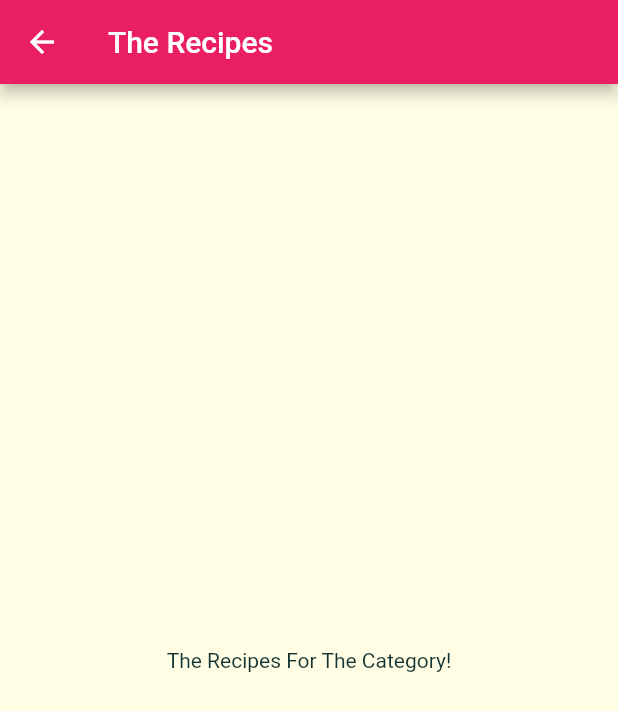
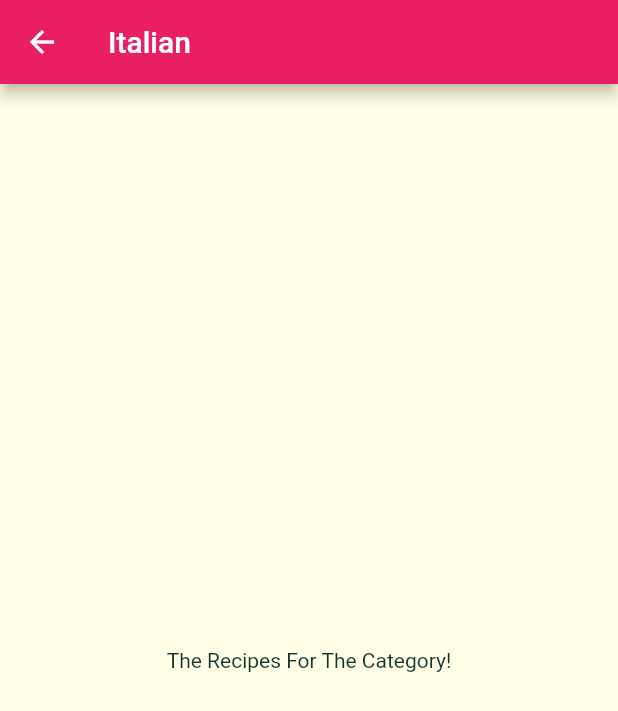
Before and after one commit to kmadisa/meals_app, a Flutter app: the screen it shows after launch, after a tap on "Italian", on a phone screen of 412 x 824 dp. Shown: the top 711 px of the screen. Run offline on Flutter 3.47's test engine with Material 2 defaults, Android fonts, the phone set to English and light mode, and no system bars.

Commit message:
166 Passing Data via the Constructor

```diff
--- a/lib/categories_screen.dart
+++ b/lib/categories_screen.dart
@@ -18,7 +18,8 @@ class CategoriesScreen extends StatelessWidget {
           mainAxisSpacing: 20,
         ),
         children: DUMMY_DATA
-            .map((category) => CategoryItem(category.title, category.color))
+            .map((category) =>
+                CategoryItem(category.id, category.title, category.color))
             .toList(),
       ),
     );
--- a/lib/category_item.dart
+++ b/lib/category_item.dart
@@ -2,14 +2,15 @@ import 'package:flutter/material.dart';
 import 'package:meals_app/category_meals_screen.dart';
 
 class CategoryItem extends StatelessWidget {
+  final String id;
   final String title;
   final Color color;
 
-  CategoryItem(this.title, this.color);
+  CategoryItem(this.id, this.title, this.color);
 
   void selectCategory(BuildContext ctx) {
     Navigator.of(ctx).push(MaterialPageRoute(builder: (_) {
-      return CategoryMealsScreen();
+      return CategoryMealsScreen(id, title);
     }));
   }
 
--- a/lib/category_meals_screen.dart
+++ b/lib/category_meals_screen.dart
@@ -1,11 +1,16 @@
 import 'package:flutter/material.dart';
 
 class CategoryMealsScreen extends StatelessWidget {
+  final String categoryId;
+  final String categoryTitle;
+
+  CategoryMealsScreen(this.categoryId, this.categoryTitle);
+
   @override
   Widget build(BuildContext context) {
     return Scaffold(
       appBar: AppBar(
-        title: Text('The Recipes'),
+        title: Text(categoryTitle),
       ),
       body: Center(
         child: Text('The Recipes For The Category!'),
```
